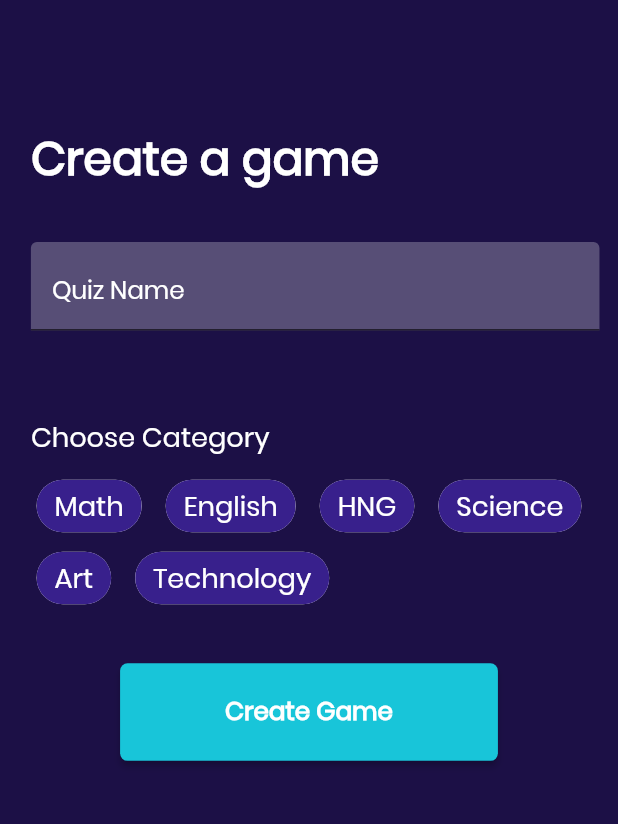
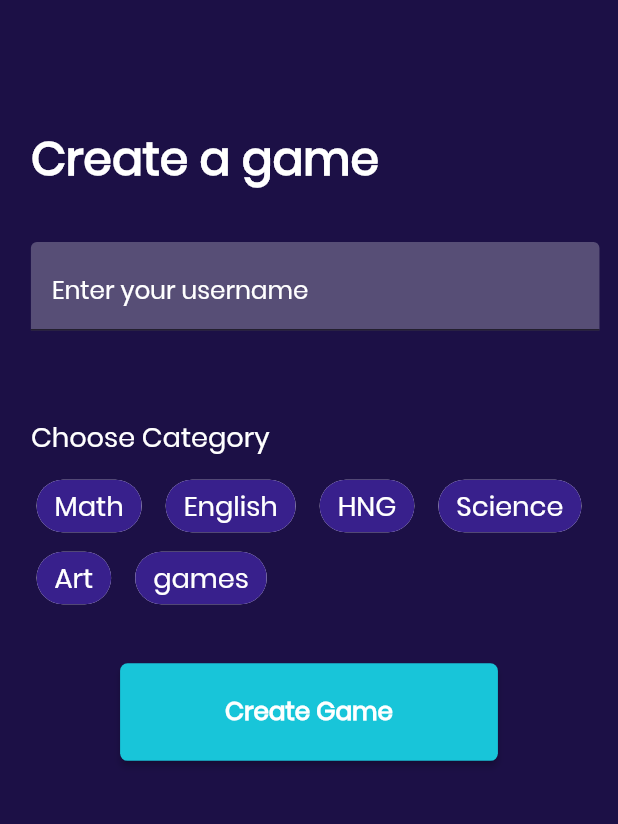
Before and after one commit to hngi/mobileforce-QuickThink, a Flutter app: the CreateGame screen opened directly, on a phone screen of 412 x 824 dp, the part 48-872 px from its top. Run offline on Flutter 3.47's test engine with Material 2 defaults, Android fonts, the phone set to English and light mode, and no system bars; our stand-ins replace flushbar, flutter_icons, flutter_spinkit, flutter_svg, google_fonts, hexcolor and 4 more; missing offline and left inert: clipboard_manager; accounts and stored records are empty.

Commit message:
Create game with api

```diff
--- a/quick_think/lib/screens/create_game.dart
+++ b/quick_think/lib/screens/create_game.dart
@@ -1,3 +1,5 @@
+import 'dart:convert';
+
 import 'package:flushbar/flushbar.dart';
 import 'package:flutter/material.dart';
 import 'package:flutter_icons/flutter_icons.dart';
@@ -7,6 +9,18 @@ import 'package:progress_dialog/progress_dialog.dart';
 import 'package:quickthink/screens/quiz_page.dart';
 import 'package:quickthink/theme/theme.dart';
 import 'package:quickthink/utils/responsiveness.dart';
+import 'package:http/http.dart' as http;
+import 'package:clipboard_manager/clipboard_manager.dart';
+
+// TODO: Visual feedback for when a selected
+// TODO: Tell user when category isn't selected... category validation
+// TODO: Change colours of modal fonts and line from black
+// TODO: Center progress loading text
+// TODO: Change progress loading colour from black
+// TODO: Visual feedback for copy code
+
+
+const String fetchGameCode_Api = 'http://mohammedadel.pythonanywhere.com/game';
 
 class CreateGame extends StatefulWidget {
   @override
@@ -16,16 +30,45 @@ class CreateGame extends StatefulWidget {
 class _CreateGameState extends State<CreateGame> {
   SizeConfig _sizeConfig;
 
-  String quizName = '';
+  String userName = '';
   String category;
+  String hintText;
+  String gameCode;
+  TextEditingController userNameController = TextEditingController();
 
-  TextEditingController quizCodeController, quizNameController;
+  @override
+  void initState() {
+    userNameController.addListener(() {});
+    super.initState();
+  }
+
+  Future<String> getCode(context, username) async {
+    http.Response response = await http.post(
+      fetchGameCode_Api,
+      headers: {'Accept': 'application/json'},
+      body: {"user_name": userName, "category": category},
+    );
+
+    if (response.statusCode == 200) {
+      String data = response.body;
+      gameCode = jsonDecode(data)['game_code'].toString();
+      return gameCode;
+    } else {
+      throw Exception('Failed to retrieve code');
+    }
+  }
 
   bool light = CustomTheme.light;
 
   final _formKey = GlobalKey<FormState>();
 
   ProgressDialog progressDialog;
+
+  @override
+  void dispose() {
+    userNameController.dispose();
+    super.dispose();
+  }
 
   @override
   Widget build(BuildContext context) {
@@ -48,6 +91,8 @@ class _CreateGameState extends State<CreateGame> {
       backgroundColor: Theme.of(context).primaryColor,
       body: SafeArea(
         child: SingleChildScrollView(
+          child: Form(
+            key: _formKey,
             child: Column(
               crossAxisAlignment: CrossAxisAlignment.center,
               children: <Widget>[
@@ -59,7 +104,7 @@ class _CreateGameState extends State<CreateGame> {
                 SizedBox(
                   height: SizeConfig().yMargin(context, 4),
                 ),
-              _quizName(),
+                _userName(),
                 SizedBox(
                   height: SizeConfig().yMargin(context, 7),
                 ),
@@ -83,6 +128,7 @@ class _CreateGameState extends State<CreateGame> {
                   height: SizeConfig().yMargin(context, 1),
                 ),
               ],
+            ),
           ),
         ),
       ),
@@ -144,17 +190,16 @@ class _CreateGameState extends State<CreateGame> {
       "HNG",
       "Science",
       "Art",
-      "Technology"
+      "games"
     ];
     return Wrap(
+        direction: Axis.horizontal,
         spacing: 16.0,
         children: List.generate(categoryNames.length, (index) {
           return GestureDetector(
             onTap: () {
-              print('Tapped');
               onSelect(categoryNames[index]);
             },
-            child: Expanded(
             child: Chip(
               backgroundColor: Color(0xFF38208C),
               label: Text(
@@ -165,7 +210,6 @@ class _CreateGameState extends State<CreateGame> {
                   color: Colors.white,
                   fontWeight: FontWeight.w500,
                   fontSize: SizeConfig().textSize(context, 2.2),
-                  ),
                 ),
               ),
             ),
@@ -195,20 +239,19 @@ class _CreateGameState extends State<CreateGame> {
     );
   }
 
-  Widget _quizName() {
+  Widget _userName() {
     return Padding(
       padding: EdgeInsets.only(
         left: SizeConfig().xMargin(context, 5.0),
         right: SizeConfig().xMargin(context, 3.0),
       ),
       child: TextFormField(
-        controller: quizNameController,
+        controller: userNameController,
         style: TextStyle(
             fontFamily: 'Poppins',
             fontWeight: FontWeight.w400,
             fontSize: SizeConfig().textSize(context, 3),
             color: Colors.white),
-        onChanged: (val) {},
         validator: (val) {
           if (val.length == 0) {
             return 'Quiz Name Should Not Be Empty';
@@ -219,11 +262,12 @@ class _CreateGameState extends State<CreateGame> {
           if (!RegExp(r"^[a-z0-9A-Z_-]{3,16}$").hasMatch(val)) {
             return "can only include _ or -";
           }
+
           return null;
         },
-        onSaved: (val) => quizName = val,
+        onSaved: (val) => userName = val,
         decoration: InputDecoration(
-          hintText: 'Quiz Name',
+          hintText: 'Enter your username',
           hintStyle: TextStyle(
               fontFamily: 'Poppins',
               fontWeight: FontWeight.w400,
@@ -248,7 +292,6 @@ class _CreateGameState extends State<CreateGame> {
         right: SizeConfig().xMargin(context, 2.0),
       ),
       child: TextFormField(
-        controller: quizCodeController,
         enabled: false,
         style: TextStyle(
             fontFamily: 'Poppins',
@@ -256,7 +299,7 @@ class _CreateGameState extends State<CreateGame> {
             fontSize: SizeConfig().textSize(context, 3),
             color: Colors.white),
         decoration: InputDecoration(
-          hintText: 'New-created-quiz link.com',
+          hintText: hintText,
           hintStyle: TextStyle(
               fontFamily: 'Poppins',
               fontWeight: FontWeight.w400,
@@ -277,10 +320,7 @@ class _CreateGameState extends State<CreateGame> {
   Widget _loginBtn() {
     return RaisedButton(
       padding: EdgeInsets.fromLTRB(70, 20, 70, 20),
-      onPressed: () {
-        // onPressed();
-        showQuizCodeBottomSheet(context);
-      },
+      onPressed: onPressed,
       textColor: Colors.white,
       shape: RoundedRectangleBorder(borderRadius: BorderRadius.circular(5.0)),
       color: Color.fromRGBO(24, 197, 217, 1),
@@ -296,12 +336,21 @@ class _CreateGameState extends State<CreateGame> {
 
   void onPressed() async {
     var form = _formKey.currentState;
-    if (form.validate()) {
+    if (form.validate() && category != null) {
       form.save();
-      //TODO Add Validation to ensure quizname and category is chosen
-      //TODO Start Loader while waiting for response from API then display modal sheet
+      setState(() {
+        progressDialog.show();
+      });
 
+      hintText = await getCode(userName, category);
+
+      setState(() {
+        progressDialog.hide();
+      });
+      showQuizCodeBottomSheet(context);
     }
+    userNameController.clear();
+    category = null;
   }
 
   showQuizCodeBottomSheet(BuildContext context) {
@@ -334,7 +383,8 @@ class _CreateGameState extends State<CreateGame> {
               ),
               SizedBox(height: 21),
               _quizCode(),
-              SizedBox(height: 48),
+              // why not use screen util
+              SizedBox(height: 30),
               SizedBox(
                 width: double.maxFinite,
                 height: 45,
@@ -343,7 +393,7 @@ class _CreateGameState extends State<CreateGame> {
                   shape: RoundedRectangleBorder(
                       borderRadius: BorderRadius.circular(5)),
                   onPressed: () {
-                    //TODO Code to Copy the Quizcode
+                     ClipboardManager.copyToClipBoard(hintText);
                   },
                   child: Text(
                     "Copy",
--- a/quick_think/lib/screens/join_game.dart
+++ b/quick_think/lib/screens/join_game.dart
@@ -277,7 +277,7 @@ class _JoinGameState extends State<JoinGame> {
       setState(() {
         progressDialog.hide();
       });
-      _showInSnackBar('Game Comming Soon', Colors.green);
+      _showInSnackBar('Game Coming Soon', Colors.green);
     } else {
       String data = response.body;
       setState(() {
--- a/quick_think/lib/screens/onboarding_screens/third_onboard_screen.dart
+++ b/quick_think/lib/screens/onboarding_screens/third_onboard_screen.dart
@@ -2,6 +2,7 @@ import 'package:flutter/material.dart';
 import 'package:hexcolor/hexcolor.dart';
 import 'package:quickthink/registration.dart';
 import 'package:quickthink/utils/responsiveness.dart';
+import 'package:quickthink/screens/create_game.dart';
 
 class ThirdOnBoardScreen extends StatefulWidget {
   @override
@@ -132,7 +133,7 @@ class _ThirdOnBoardScreenState extends State<ThirdOnBoardScreen> {
 
 Route _createRoute() {
   return PageRouteBuilder(
-    pageBuilder: (context, animation, secondaryAnimation) => Registration(),
+    pageBuilder: (context, animation, secondaryAnimation) => CreateGame(),
     transitionsBuilder: (context, animation, secondaryAnimation, child) {
       var begin = Offset(1.0, 0.0);
       var end = Offset.zero;
--- a/quick_think/lib/screens/splashpage.dart
+++ b/quick_think/lib/screens/splashpage.dart
@@ -8,6 +8,7 @@ import 'package:shared_preferences/shared_preferences.dart';
 
 import '../bottom_navigation_bar.dart';
 import '../registration.dart';
+import 'join_game.dart';
 
 class SplashPage extends StatefulWidget {
   @override
@@ -40,7 +41,7 @@ class _SplashPageState extends State<SplashPage> {
         Navigator.pushReplacement(
           context,
           MaterialPageRoute(
-            builder: (context) => DashboardScreen(),
+            builder: (context) => JoinGame(),
           ),
         );
       }
--- a/quick_think/pubspec.yaml
+++ b/quick_think/pubspec.yaml
@@ -38,6 +38,7 @@ dependencies:
   cupertino_icons: ^0.1.3
   image_picker: ^0.6.7+2
   flutter_spinkit: 4.1.2+1
+  clipboard_manager: ^0.0.4
 
 dev_dependencies:
   flutter_test:
```
Also changed, not shown: quick_think/pubspec.lock. Lines whose indentation alone changed are shown as unchanged.
